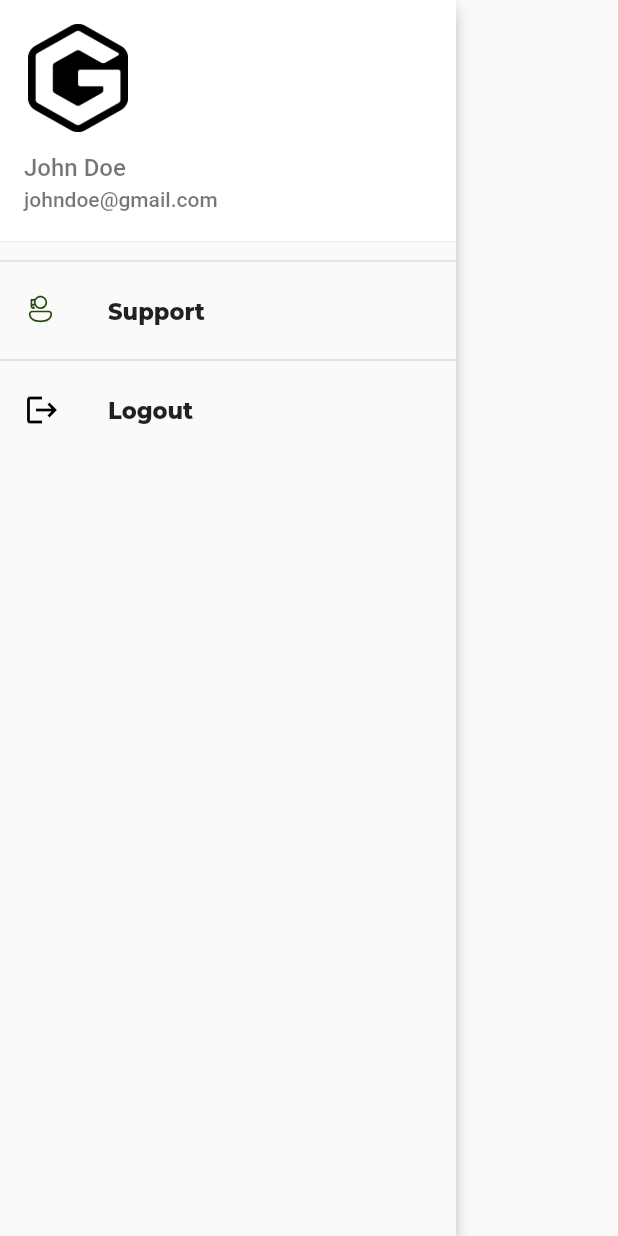
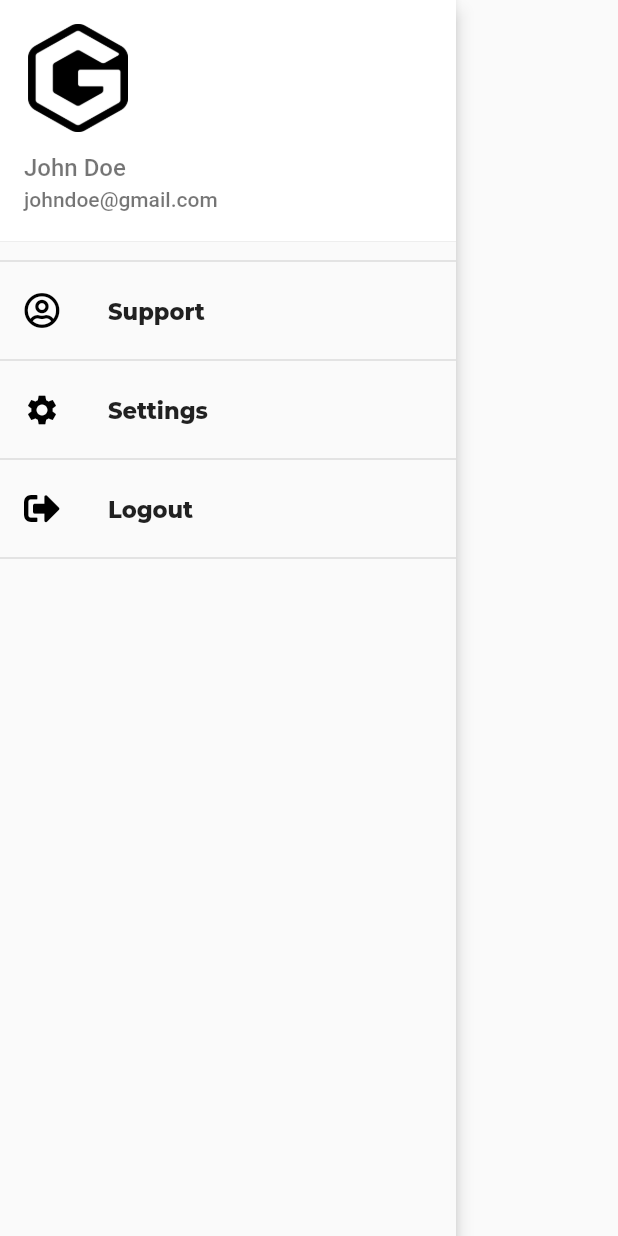
Before and after one commit to shameem2001/glance, a Flutter app: the DrawerBeta widget shown alone on an empty page, opened directly, on a phone screen of 412 x 824 dp. Run offline on Flutter 3.47's test engine with Material 2 defaults, Android fonts, the phone set to English and light mode, and no system bars; our stand-ins replace double_back_to_close, firebase_auth, firebase_core, fl_chart, flutter_svg, font_awesome_flutter and 3 more; missing offline and left inert: editable, flutter_sparkline; accounts and stored records are empty; statements that could not run were skipped.

Commit message:
DrawerBeta.dart changes

```diff
--- a/lib/components/DrawerBeta.dart
+++ b/lib/components/DrawerBeta.dart
@@ -2,6 +2,7 @@
 import 'package:flutter/cupertino.dart';
 import 'package:flutter/material.dart';
 import 'package:flutter_svg/svg.dart';
+import 'package:font_awesome_flutter/font_awesome_flutter.dart';
 import 'package:glance/utils/authentication.dart';
 import 'package:shared_preferences/shared_preferences.dart';
 
@@ -49,11 +50,25 @@ class DrawerBetaState extends State<DrawerBeta> {
               ),
               Divider(height: 10,thickness: 1,),
               ListTile(
-                leading: SvgPicture.asset('assets/svg/supportdrawer.svg',height: 22,),
+                leading: Icon(FontAwesomeIcons.userCircle, color: Colors.black,),
+                // SvgPicture.asset('assets/svg/supportdrawer.svg',height: 22,),
                 title: Text('Support',style: TextStyle(
                     fontFamily: "Montserrat",
                     fontSize: 15,
                     fontWeight: FontWeight.w800),),
+              ),
+              Divider(height: 10,thickness: 1,),
+              GestureDetector(
+                onTap: () {
+                //  navigate to settings screen.
+                },
+                child: ListTile(
+                  leading: Icon(Icons.settings,color: primaryColour,),
+                  title: Text('Settings',style: TextStyle(
+                      fontFamily: "Montserrat",
+                      fontSize: 15,
+                      fontWeight: FontWeight.w800),),
+                ),
               ),
               Divider(height: 10,thickness: 1,),
               GestureDetector(
@@ -69,13 +84,14 @@ class DrawerBetaState extends State<DrawerBeta> {
                   });
                 },
                 child: ListTile(
-                  leading: Icon(Icons.logout,color: primaryColour,),
+                  leading: Icon(FontAwesomeIcons.signOutAlt,color: primaryColour,),
                   title: Text('Logout',style: TextStyle(
                       fontFamily: "Montserrat",
                       fontSize: 15,
                       fontWeight: FontWeight.w800),),
                 ),
               ),
+              Divider(height: 10,thickness: 1,),
               SizedBox(height: 70,)
             ],
           ),
```
